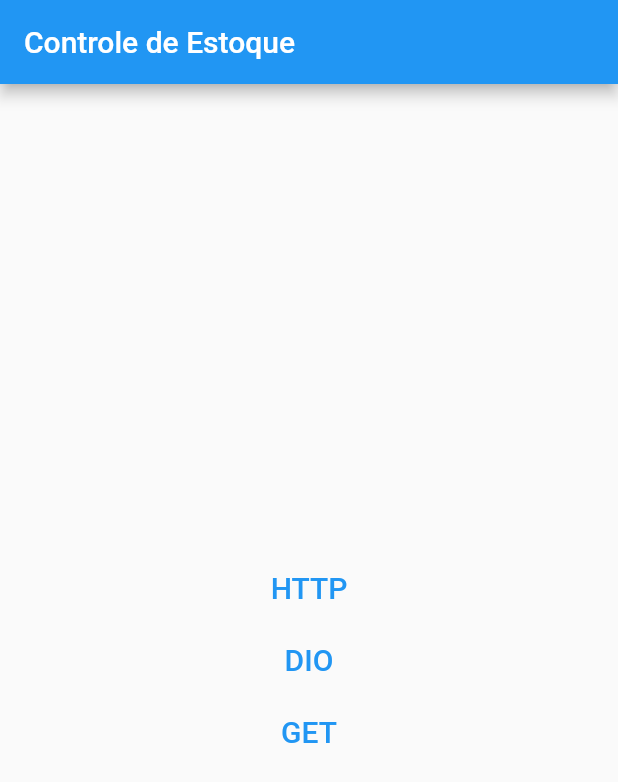
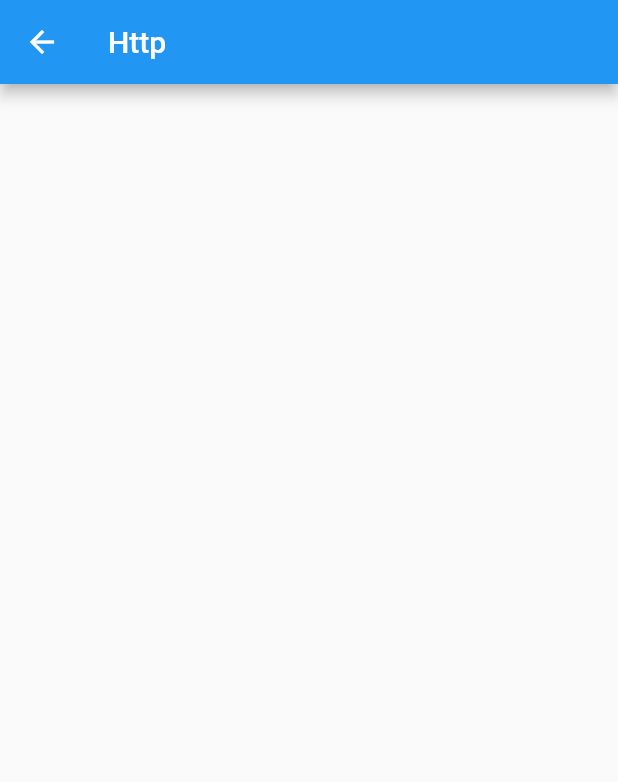
Before and after one commit to Carolinejg/desafioFullStack, a Flutter app: the screen it shows after launch, after a tap on "HTTP", on a phone screen of 412 x 824 dp. Shown: the top 782 px of the screen. Run offline on Flutter 3.47's test engine with Material 2 defaults, Android fonts, the phone set to English and light mode, and no system bars; our stand-ins replace get.

Commit message:
adicionando o redirecionamento na pagina http ára outra

```diff
--- a/frontend/lib/home/home_page.dart
+++ b/frontend/lib/home/home_page.dart
@@ -1,4 +1,5 @@
 import 'package:flutter/material.dart';
+import 'package:get/get.dart';
 
 class HomePage extends StatelessWidget {
   @override
@@ -14,7 +15,7 @@ class HomePage extends StatelessWidget {
           mainAxisAlignment:MainAxisAlignment.center,
           children: [
             TextButton(
-              onPressed: () {},
+              onPressed: () => Get.toNamed('/http'),
               child: const Text(
                 'HTTP',
                 style: TextStyle(fontSize: 20),
--- /dev/null
+++ b/frontend/lib/home/http/http_page.dart
@@ -0,0 +1,12 @@
+import 'package:flutter/material.dart';
+
+class HttpPage extends StatelessWidget {
+  @override
+  Widget build(BuildContext context) {
+    return Scaffold(
+      // ignore: prefer_const_constructors
+      appBar: AppBar(title: Text('Http'),),
+      body: Container(),
+    );
+  }
+}
--- a/frontend/lib/main.dart
+++ b/frontend/lib/main.dart
@@ -1,5 +1,6 @@
 import 'package:flutter/material.dart';
 import 'package:frontend/home/home_page.dart';
+import 'package:frontend/home/http/http_page.dart';
 import 'package:get/get.dart';
 
 void main() {
@@ -10,7 +11,15 @@ class MyApp extends StatelessWidget {
   @override
   Widget build(BuildContext context) {
     return GetMaterialApp(
-      getPages: [GetPage(name: '/', page: () => HomePage())],
+      getPages: [
+        GetPage(
+          name: '/', page: () => HomePage(),children: [
+            GetPage(
+              name: '/http',
+              page: () => HttpPage()
+            )
+          ])
+      ],
     );
   }
 }
```
